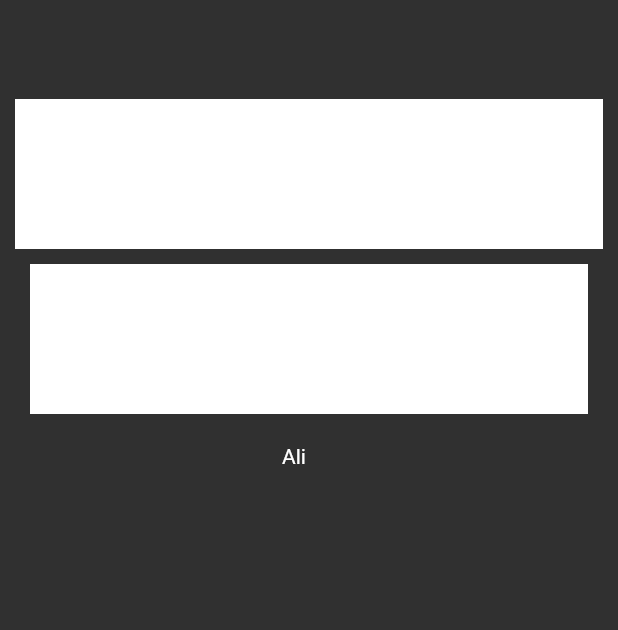
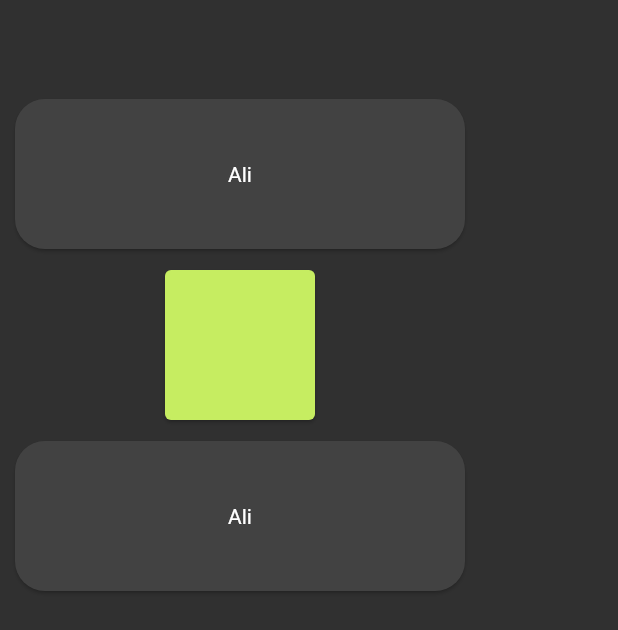
Before and after one commit to diksed/flutter_full_learn, a Flutter app: the screen it shows after launch, on a phone screen of 412 x 824 dp. Shown: the top 630 px of the screen. Run offline on Flutter 3.47's test engine with Material 2 defaults, Android fonts, the phone set to English and light mode, and no system bars.

Commit message:
card_learn

```diff
--- /dev/null
+++ b/lib/101/card_learn.dart
@@ -0,0 +1,54 @@
+import 'package:flutter/material.dart';
+
+class CardLearn extends StatelessWidget {
+  const CardLearn({Key? key}) : super(key: key);
+
+  @override
+  Widget build(BuildContext context) {
+    return Scaffold(
+      appBar: AppBar(),
+      body: Column(
+        children: [
+          Card(
+            margin: ProjectMargins.cardMargin,
+            shape:
+                RoundedRectangleBorder(borderRadius: BorderRadius.circular(20)),
+            child: const SizedBox(
+                height: 100, width: 300, child: Center(child: Text('Ali'))),
+          ),
+          Card(
+            color: Theme.of(context).colorScheme.error,
+            child: const SizedBox(height: 100, width: 100),
+          ),
+          _CustomCard(
+            child: const SizedBox(
+                height: 100, width: 300, child: Center(child: Text('Ali'))),
+          )
+        ],
+      ),
+    );
+  }
+}
+
+class ProjectMargins {
+  static const cardMargin = EdgeInsets.all(10);
+}
+
+class _CustomCard extends StatelessWidget {
+  final Widget child;
+  final roundedRectangleBorder =
+      RoundedRectangleBorder(borderRadius: BorderRadius.circular(20));
+
+  _CustomCard({super.key, required this.child});
+  @override
+  Widget build(BuildContext context) {
+    return Card(
+      margin: ProjectMargins.cardMargin,
+      shape: roundedRectangleBorder,
+      child: child,
+    );
+  }
+}
+
+// Borders
+// StadiumBorder(),CircleBorder(),RoundedRectangleBorder(),
--- a/lib/main.dart
+++ b/lib/main.dart
@@ -6,6 +6,7 @@ import 'package:flutter_full_learn/101/text_learn_view.dart';
 
 import '101/app_bar_learn.dart';
 import '101/button_learn.dart';
+import '101/card_learn.dart';
 import '101/color_learn.dart';
 import '101/icon_learn.dart';
 import '101/padding_learn.dart';
@@ -30,7 +31,7 @@ class MyApp extends StatelessWidget {
               elevation: 0,
               backgroundColor: Colors.transparent,
               systemOverlayStyle: SystemUiOverlayStyle.light)),
-      home: const PaddingLearn(),
+      home: const CardLearn(),
     );
   }
 }
```
